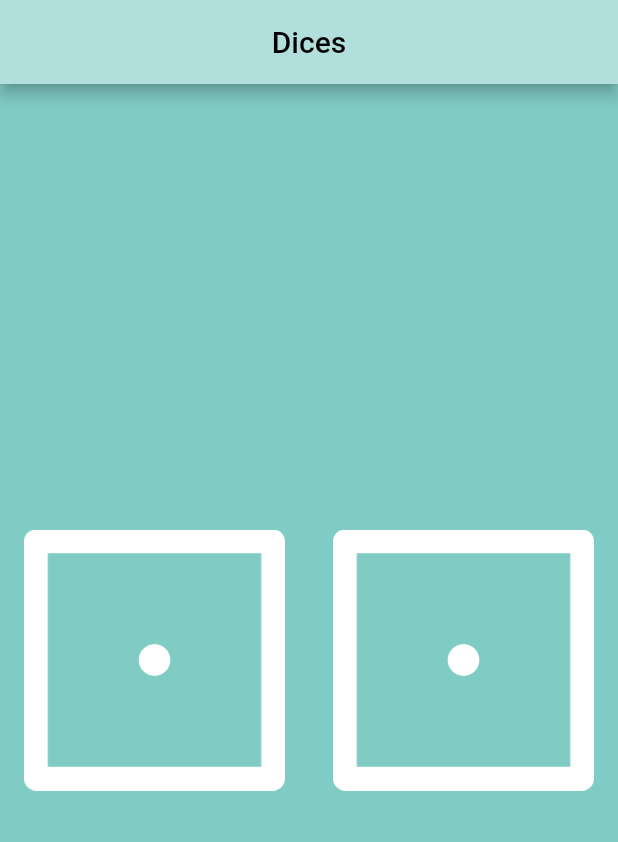
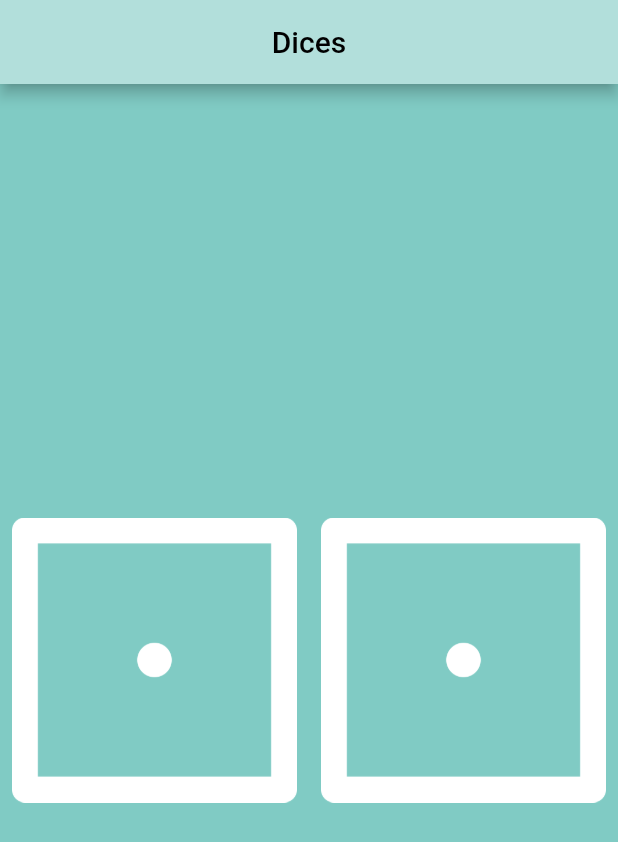
Before and after one commit to chirag-ji/dice_app, a Flutter app: the screen it shows after launch, on a phone screen of 412 x 824 dp. Shown: the top 842 px of the screen. Run offline on Flutter 3.47's test engine with Material 2 defaults, Android fonts, the phone set to English and light mode, and no system bars.

Commit message:
wrapped images with TextButton and added basic function

```diff
--- a/lib/main.dart
+++ b/lib/main.dart
@@ -24,15 +24,19 @@ class DiceApp extends StatelessWidget {
       child: Row(
         children: [
           Expanded(
-            child: Padding(
-              padding: const EdgeInsets.all(16.0),
+            child: TextButton(
               child: Image.asset('images/dice1.png'),
+              onPressed: () {
+                print('Left dice pressed');
+              },
             ),
           ),
           Expanded(
-            child: Padding(
-              padding: const EdgeInsets.all(16.0),
+            child: TextButton(
               child: Image.asset('images/dice1.png'),
+              onPressed: () {
+                print('right dice pressed');
+              },
             ),
           ),
         ],
```
